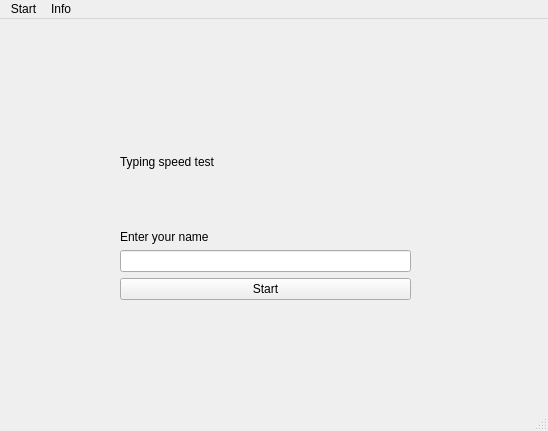
Qt form Day 86 - Typing speed test/mainwindow.ui (yakubszatkowski/100-days-python) before a commit.
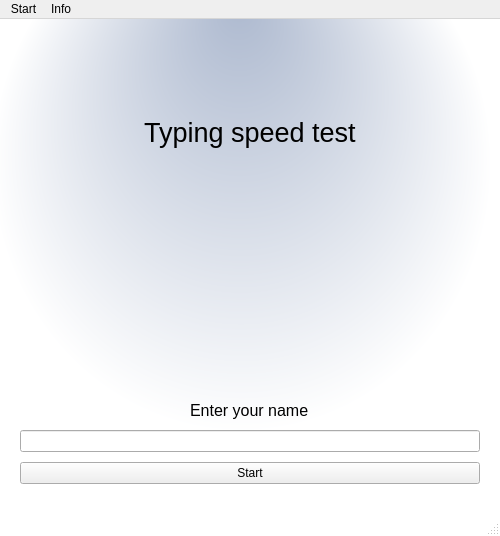
The same form after that commit. Icons and pictures are not drawn.

Commit message: feat: initial interface improvement, resource file

What changed in the file:
```diff
--- a/Day 86 - Typing speed test/mainwindow.ui
+++ b/Day 86 - Typing speed test/mainwindow.ui
@@ -2,40 +2,94 @@
 <ui version="4.0">
  <class>MainWindow</class>
  <widget class="QMainWindow" name="MainWindow">
+  <property name="enabled">
+   <bool>true</bool>
+  </property>
   <property name="geometry">
    <rect>
     <x>0</x>
     <y>0</y>
-    <width>548</width>
-    <height>431</height>
+    <width>500</width>
+    <height>536</height>
    </rect>
   </property>
   <property name="windowTitle">
    <string>MainWindow</string>
   </property>
+  <property name="styleSheet">
+   <string notr="true">#MainWindow {	
+	background-color:qradialgradient(spread:pad, cx:0.483682, cy:0.307, radius:0.5, fx:0.478, fy:0, stop:0 rgba(173, 185, 207, 255), stop:1 rgba(255, 255, 255, 255))
+}
+
+
+
+
+</string>
+  </property>
   <widget class="QWidget" name="centralwidget">
+   <property name="enabled">
+    <bool>true</bool>
+   </property>
    <property name="autoFillBackground">
     <bool>false</bool>
    </property>
-   <widget class="QWidget" name="verticalLayoutWidget">
-    <property name="geometry">
-     <rect>
-      <x>120</x>
-      <y>80</y>
-      <width>291</width>
-      <height>201</height>
-     </rect>
+   <layout class="QVBoxLayout" name="verticalLayout" stretch="1,1,0,0,0">
+    <property name="spacing">
+     <number>10</number>
     </property>
-    <layout class="QVBoxLayout" name="verticalLayout" stretch="2,0,0,0">
-     <item>
+    <property name="leftMargin">
+     <number>20</number>
+    </property>
+    <property name="topMargin">
+     <number>30</number>
+    </property>
+    <property name="rightMargin">
+     <number>20</number>
+    </property>
+    <property name="bottomMargin">
+     <number>30</number>
+    </property>
+    <item alignment="Qt::AlignHCenter">
       <widget class="QLabel" name="title_label">
+      <property name="font">
+       <font>
+        <pointsize>20</pointsize>
+       </font>
+      </property>
        <property name="text">
         <string>Typing speed test</string>
        </property>
       </widget>
      </item>
-     <item>
+    <item alignment="Qt::AlignHCenter">
+     <widget class="QLabel" name="picture_label">
+      <property name="maximumSize">
+       <size>
+        <width>380</width>
+        <height>300</height>
+       </size>
+      </property>
+      <property name="text">
+       <string/>
+      </property>
+      <property name="pixmap">
+       <pixmap resource="resource.qrc">:/resources/Day 86 - Typing speed test/img/icon.png</pixmap>
+      </property>
+      <property name="scaledContents">
+       <bool>true</bool>
+      </property>
+      <property name="margin">
+       <number>0</number>
+      </property>
+     </widget>
+    </item>
+    <item alignment="Qt::AlignHCenter">
       <widget class="QLabel" name="entername_label">
+      <property name="font">
+       <font>
+        <pointsize>12</pointsize>
+       </font>
+      </property>
        <property name="text">
         <string>Enter your name</string>
        </property>
@@ -57,13 +111,12 @@
      </item>
     </layout>
    </widget>
-  </widget>
   <widget class="QMenuBar" name="menubar">
    <property name="geometry">
     <rect>
      <x>0</x>
      <y>0</y>
-     <width>548</width>
+     <width>500</width>
      <height>21</height>
     </rect>
    </property>
```
Left out of the diff: 4 changed lines with no effect on the pictures. Lines whose indentation alone changed are shown as unchanged. The commit also changes 7 other files.
